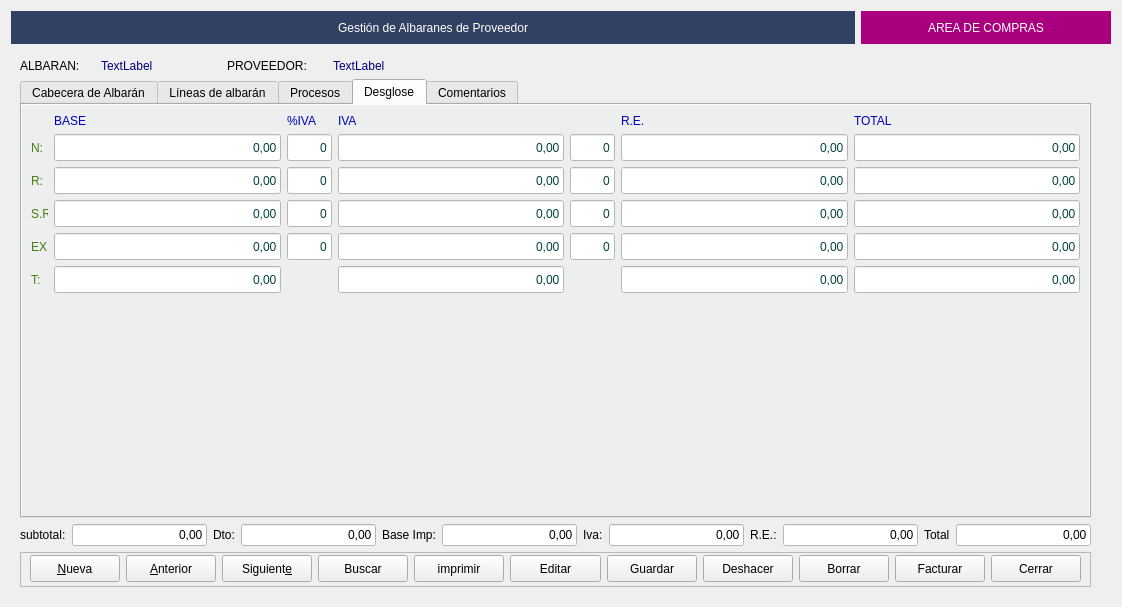
Qt form Zona_Compras/frmalbaranproveedor.ui (arcnexus/RedFoX) before a commit.
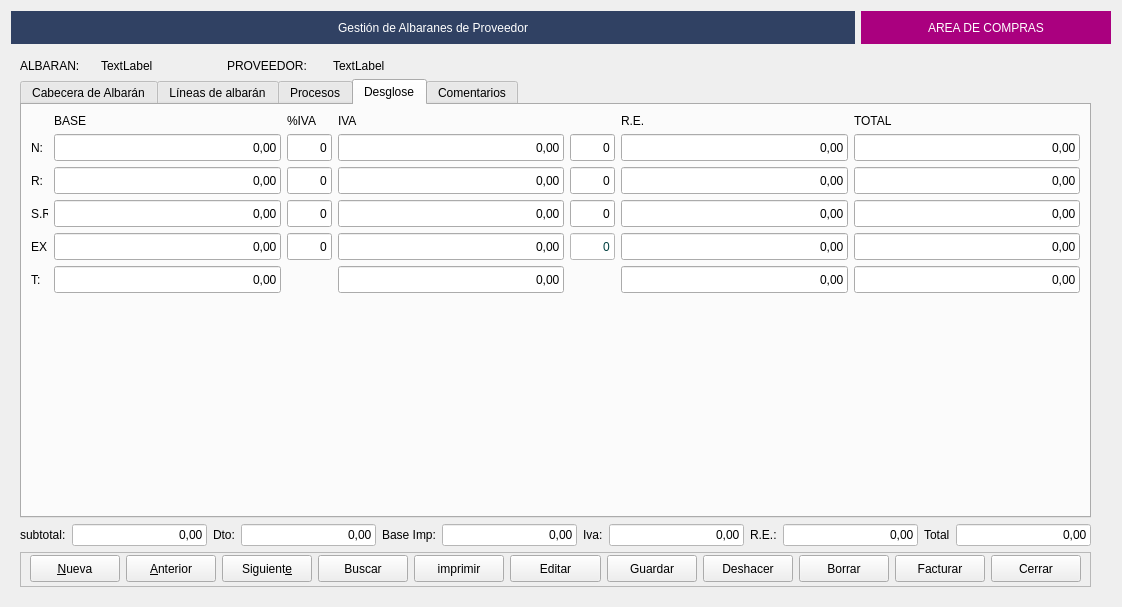
The same form after that commit. The open tabs and pages were chosen to show the change. Icons and pictures are not drawn.

Patch:
```diff
--- a/Zona_Compras/frmalbaranproveedor.ui
+++ b/Zona_Compras/frmalbaranproveedor.ui
@@ -64,9 +64,6 @@
            <height>16777215</height>
           </size>
          </property>
-         <property name="styleSheet">
-          <string notr="true">color: rgb(0, 0, 127);</string>
-         </property>
          <property name="text">
           <string>TextLabel</string>
          </property>
@@ -90,9 +87,6 @@
        </item>
        <item row="0" column="3">
         <widget class="QLabel" name="lblproveedor">
-         <property name="styleSheet">
-          <string notr="true">color: rgb(0, 0, 127);</string>
-         </property>
          <property name="text">
           <string>TextLabel</string>
          </property>
@@ -807,9 +801,6 @@
           </layout>
          </widget>
          <widget class="QWidget" name="tab_8">
-          <property name="styleSheet">
-           <string notr="true">background-color: #ecefed;</string>
-          </property>
           <attribute name="title">
            <string>Desglose</string>
           </attribute>
@@ -818,8 +809,8 @@
             <layout class="QGridLayout" name="gridLayout_14">
              <item row="0" column="1">
               <widget class="QLabel" name="label_30">
-               <property name="styleSheet">
-                <string notr="true">color: rgb(0, 0, 192);</string>
+               <property name="enabled">
+                <bool>true</bool>
                </property>
                <property name="text">
                 <string>BASE</string>
@@ -829,7 +820,7 @@
              <item row="2" column="6">
               <widget class="QLineEdit" name="txttotal2">
                <property name="enabled">
-                <bool>false</bool>
+                <bool>true</bool>
                </property>
                <property name="minimumSize">
                 <size>
@@ -837,10 +828,6 @@
                  <height>27</height>
                 </size>
                </property>
-               <property name="styleSheet">
-                <string notr="true">background-color: rgb(255, 255, 255);
-color: rgb(0, 64, 64);</string>
-               </property>
                <property name="text">
                 <string>0,00</string>
                </property>
@@ -855,7 +842,7 @@
              <item row="1" column="4">
               <widget class="QLineEdit" name="txtporc_rec1">
                <property name="enabled">
-                <bool>false</bool>
+                <bool>true</bool>
                </property>
                <property name="minimumSize">
                 <size>
@@ -869,10 +856,6 @@
                  <height>16777215</height>
                 </size>
                </property>
-               <property name="styleSheet">
-                <string notr="true">background-color: rgb(255, 255, 255);
-color: rgb(0, 64, 64);</string>
-               </property>
                <property name="text">
                 <string>0</string>
                </property>
@@ -887,7 +870,7 @@
              <item row="1" column="3">
               <widget class="QLineEdit" name="txtiva1">
                <property name="enabled">
-                <bool>false</bool>
+                <bool>true</bool>
                </property>
                <property name="minimumSize">
                 <size>
@@ -895,10 +878,6 @@
                  <height>27</height>
                 </size>
                </property>
-               <property name="styleSheet">
-                <string notr="true">background-color: rgb(255, 255, 255);
-color: rgb(0, 64, 64);</string>
-               </property>
                <property name="text">
                 <string>0,00</string>
                </property>
@@ -913,7 +892,7 @@
              <item row="1" column="2">
               <widget class="QLineEdit" name="txtporc_iva1">
                <property name="enabled">
-                <bool>false</bool>
+                <bool>true</bool>
                </property>
                <property name="minimumSize">
                 <size>
@@ -927,10 +906,6 @@
                  <height>16777215</height>
                 </size>
                </property>
-               <property name="styleSheet">
-                <string notr="true">background-color: rgb(255, 255, 255);
-color: rgb(0, 64, 64);</string>
-               </property>
                <property name="text">
                 <string>0</string>
                </property>
@@ -945,7 +920,7 @@
              <item row="3" column="5">
               <widget class="QLineEdit" name="txtrec3">
                <property name="enabled">
-                <bool>false</bool>
+                <bool>true</bool>
                </property>
                <property name="minimumSize">
                 <size>
@@ -953,10 +928,6 @@
                  <height>27</height>
                 </size>
                </property>
-               <property name="styleSheet">
-                <string notr="true">background-color: rgb(255, 255, 255);
-color: rgb(0, 64, 64);</string>
-               </property>
                <property name="text">
                 <string>0,00</string>
                </property>
@@ -970,15 +941,15 @@
              </item>
              <item row="2" column="0">
               <widget class="QLabel" name="label_34">
+               <property name="enabled">
+                <bool>true</bool>
+               </property>
                <property name="maximumSize">
                 <size>
                  <width>17</width>
                  <height>16777215</height>
                 </size>
                </property>
-               <property name="styleSheet">
-                <string notr="true">color: rgb(72, 124, 19);</string>
-               </property>
                <property name="text">
                 <string>R:</string>
                </property>
@@ -987,7 +958,7 @@
              <item row="3" column="4">
               <widget class="QLineEdit" name="txtporc_rec3">
                <property name="enabled">
-                <bool>false</bool>
+                <bool>true</bool>
                </property>
                <property name="minimumSize">
                 <size>
@@ -1001,10 +972,6 @@
                  <height>16777215</height>
                 </size>
                </property>
-               <property name="styleSheet">
-                <string notr="true">background-color: rgb(255, 255, 255);
-color: rgb(0, 64, 64);</string>
-               </property>
                <property name="text">
                 <string>0</string>
                </property>
@@ -1019,7 +986,7 @@
              <item row="3" column="1">
               <widget class="QLineEdit" name="txtbase3">
                <property name="enabled">
-                <bool>false</bool>
+                <bool>true</bool>
                </property>
                <property name="minimumSize">
                 <size>
@@ -1027,10 +994,6 @@
                  <height>27</height>
                 </size>
                </property>
-               <property name="styleSheet">
-                <string notr="true">background-color: rgb(255, 255, 255);
-color: rgb(0, 64, 64);</string>
-               </property>
                <property name="text">
                 <string>0,00</string>
                </property>
@@ -1045,7 +1008,7 @@
              <item row="5" column="6">
               <widget class="QLineEdit" name="txttotal_2">
                <property name="enabled">
-                <bool>false</bool>
+                <bool>true</bool>
                </property>
                <property name="minimumSize">
                 <size>
@@ -1053,10 +1016,6 @@
                  <height>27</height>
                 </size>
                </property>
-               <property name="styleSheet">
-                <string notr="true">background-color: rgb(255, 255, 255);
-color: rgb(0, 64, 64);</string>
-               </property>
                <property name="text">
                 <string>0,00</string>
                </property>
@@ -1103,7 +1062,7 @@
              <item row="1" column="5">
               <widget class="QLineEdit" name="txtrec1">
                <property name="enabled">
-                <bool>false</bool>
+                <bool>true</bool>
                </property>
                <property name="minimumSize">
                 <size>
@@ -1111,10 +1070,6 @@
                  <height>27</height>
                 </size>
                </property>
-               <property name="styleSheet">
-                <string notr="true">background-color: rgb(255, 255, 255);
-color: rgb(0, 64, 64);</string>
-               </property>
                <property name="text">
                 <string>0,00</string>
                </property>
@@ -1129,7 +1084,7 @@
              <item row="4" column="3">
               <widget class="QLineEdit" name="txtiva4">
                <property name="enabled">
-                <bool>false</bool>
+                <bool>true</bool>
                </property>
                <property name="minimumSize">
                 <size>
@@ -1137,10 +1092,6 @@
                  <height>27</height>
                 </size>
                </property>
-               <property name="styleSheet">
-                <string notr="true">background-color: rgb(255, 255, 255);
-color: rgb(0, 64, 64);</string>
-               </property>
                <property name="text">
                 <string>0,00</string>
                </property>
@@ -1155,7 +1106,7 @@
              <item row="4" column="2">
               <widget class="QLineEdit" name="txtporc_iva4">
                <property name="enabled">
-                <bool>false</bool>
+                <bool>true</bool>
                </property>
                <property name="minimumSize">
                 <size>
@@ -1169,10 +1120,6 @@
                  <height>16777215</height>
                 </size>
                </property>
-               <property name="styleSheet">
-                <string notr="true">background-color: rgb(255, 255, 255);
-color: rgb(0, 64, 64);</string>
-               </property>
                <property name="text">
                 <string>0</string>
                </property>
@@ -1187,7 +1134,7 @@
              <item row="5" column="5">
               <widget class="QLineEdit" name="txtimporte_rec_total">
                <property name="enabled">
-                <bool>false</bool>
+                <bool>true</bool>
                </property>
                <property name="minimumSize">
                 <size>
@@ -1195,10 +1142,6 @@
                  <height>27</height>
                 </size>
                </property>
-               <property name="styleSheet">
-                <string notr="true">background-color: rgb(255, 255, 255);
-color: rgb(0, 64, 64);</string>
-               </property>
                <property name="text">
                 <string>0,00</string>
                </property>
@@ -1212,15 +1155,15 @@
              </item>
              <item row="5" column="0">
               <widget class="QLabel" name="label_31">
+               <property name="enabled">
+                <bool>true</bool>
+               </property>
                <property name="maximumSize">
                 <size>
                  <width>17</width>
                  <height>16777215</height>
                 </size>
                </property>
-               <property name="styleSheet">
-                <string notr="true">color: rgb(72, 124, 19);</string>
-               </property>
                <property name="text">
                 <string>T:</string>
                </property>
@@ -1229,7 +1172,7 @@
              <item row="2" column="1">
               <widget class="QLineEdit" name="txtbase2">
                <property name="enabled">
-                <bool>false</bool>
+                <bool>true</bool>
                </property>
                <property name="minimumSize">
                 <size>
@@ -1237,10 +1180,6 @@
                  <height>27</height>
                 </size>
                </property>
-               <property name="styleSheet">
-                <string notr="true">background-color: rgb(255, 255, 255);
-color: rgb(0, 64, 64);</string>
-               </property>
                <property name="text">
                 <string>0,00</string>
                </property>
@@ -1255,7 +1194,7 @@
              <item row="4" column="1">
               <widget class="QLineEdit" name="txtbase4">
                <property name="enabled">
-                <bool>false</bool>
+                <bool>true</bool>
                </property>
                <property name="minimumSize">
                 <size>
@@ -1263,10 +1202,6 @@
                  <height>27</height>
                 </size>
                </property>
-               <property name="styleSheet">
-                <string notr="true">background-color: rgb(255, 255, 255);
-color: rgb(0, 64, 64);</string>
-               </property>
                <property name="text">
                 <string>0,00</string>
                </property>
@@ -1280,15 +1215,15 @@
              </item>
              <item row="4" column="0">
               <widget class="QLabel" name="label_32">
+               <property name="enabled">
+                <bool>true</bool>
+               </property>
                <property name="maximumSize">
                 <size>
                  <width>17</width>
                  <height>16777215</height>
                 </size>
                </property>
-               <property name="styleSheet">
-                <string notr="true">color: rgb(72, 124, 19);</string>
-               </property>
                <property name="text">
                 <string>EX.:</string>
                </property>
@@ -1296,8 +1231,8 @@
              </item>
              <item row="0" column="2">
               <widget class="QLabel" name="label_63">
-               <property name="styleSheet">
-                <string notr="true">color: rgb(0, 0, 192);</string>
+               <property name="enabled">
+                <bool>true</bool>
                </property>
                <property name="text">
                 <string>%IVA</string>
@@ -1307,7 +1242,7 @@
              <item row="5" column="3">
               <widget class="QLineEdit" name="txttotal_iva">
                <property name="enabled">
-                <bool>false</bool>
+                <bool>true</bool>
                </property>
                <property name="minimumSize">
                 <size>
@@ -1315,10 +1250,6 @@
                  <height>27</height>
                 </size>
                </property>
-               <property name="styleSheet">
-                <string notr="true">background-color: rgb(255, 255, 255);
-color: rgb(0, 64, 64);</string>
-               </property>
                <property name="text">
                 <string>0,00</string>
                </property>
@@ -1332,8 +1263,8 @@
              </item>
              <item row="0" column="3">
               <widget class="QLabel" name="label_60">
-               <property name="styleSheet">
-                <string notr="true">color: rgb(0, 0, 192);</string>
+               <property name="enabled">
+                <bool>true</bool>
                </property>
                <property name="text">
                 <string>IVA</string>
@@ -1343,7 +1274,7 @@
              <item row="1" column="1">
               <widget class="QLineEdit" name="txtbase1">
                <property name="enabled">
-                <bool>false</bool>
+                <bool>true</bool>
                </property>
                <property name="minimumSize">
                 <size>
@@ -1351,10 +1282,6 @@
                  <height>27</height>
                 </size>
                </property>
-               <property name="styleSheet">
-                <string notr="true">background-color: rgb(255, 255, 255);
-color: rgb(0, 64, 64);</string>
-               </property>
                <property name="text">
                 <string>0,00</string>
                </property>
@@ -1368,15 +1295,15 @@
              </item>
              <item row="3" column="0">
               <widget class="QLabel" name="label_33">
+               <property name="enabled">
+                <bool>true</bool>
+               </property>
                <property name="maximumSize">
                 <size>
                  <width>17</width>
                  <height>16777215</height>
                 </size>
                </property>
-               <property name="styleSheet">
-                <string notr="true">color: rgb(72, 124, 19);</string>
-               </property>
                <property name="text">
                 <string>S.R.:</string>
                </property>
@@ -1384,15 +1311,15 @@
              </item>
              <item row="1" column="0">
               <widget class="QLabel" name="label_35">
+               <property name="enabled">
+                <bool>true</bool>
+               </property>
                <property name="maximumSize">
                 <size>
                  <width>17</width>
                  <height>16777215</height>
                 </size>
                </property>
-               <property name="styleSheet">
-                <string notr="true">color: rgb(72, 124, 19);</string>
-               </property>
                <property name="text">
                 <string>N:</string>
                </property>
@@ -1401,7 +1328,7 @@
              <item row="2" column="3">
               <widget class="QLineEdit" name="txtiva2">
                <property name="enabled">
-                <bool>false</bool>
+                <bool>true</bool>
                </property>
                <property name="minimumSize">
                 <size>
@@ -1409,10 +1336,6 @@
                  <height>27</height>
                 </size>
                </property>
-               <property name="styleSheet">
-                <string notr="true">background-color: rgb(255, 255, 255);
-color: rgb(0, 64, 64);</string>
-               </property>
                <property name="text">
                 <string>0,00</string>
                </property>
@@ -1427,7 +1350,7 @@
              <item row="4" column="6">
               <widget class="QLineEdit" name="txttotal4">
                <property name="enabled">
-                <bool>false</bool>
+                <bool>true</bool>
                </property>
                <property name="minimumSize">
                 <size>
@@ -1435,10 +1358,6 @@
                  <height>27</height>
                 </size>
                </property>
-               <property name="styleSheet">
-                <string notr="true">background-color: rgb(255, 255, 255);
-color: rgb(0, 64, 64);</string>
-               </property>
                <property name="text">
                 <string>0,00</string>
                </property>
@@ -1453,7 +1372,7 @@
              <item row="5" column="1">
               <widget class="QLineEdit" name="txtbase_total">
                <property name="enabled">
-                <bool>false</bool>
+                <bool>true</bool>
                </property>
                <property name="minimumSize">
                 <size>
@@ -1461,10 +1380,6 @@
                  <height>27</height>
                 </size>
                </property>
-               <property name="styleSheet">
-                <string notr="true">background-color: rgb(255, 255, 255);
-color: rgb(0, 64, 64);</string>
-               </property>
                <property name="text">
                 <string>0,00</string>
                </property>
@@ -1479,7 +1394,7 @@
              <item row="3" column="6">
               <widget class="QLineEdit" name="txttotal3">
                <property name="enabled">
-                <bool>false</bool>
+                <bool>true</bool>
                </property>
                <property name="minimumSize">
                 <size>
@@ -1487,10 +1402,6 @@
                  <height>27</height>
                 </size>
                </property>
-               <property name="styleSheet">
-                <string notr="true">background-color: rgb(255, 255, 255);
-color: rgb(0, 64, 64);</string>
-               </property>
                <property name="text">
                 <string>0,00</string>
                </property>
@@ -1504,8 +1415,8 @@
              </item>
              <item row="0" column="6">
               <widget class="QLabel" name="label_61">
-               <property name="styleSheet">
-                <string notr="true">color: rgb(0, 0, 192);</string>
+               <property name="enabled">
+                <bool>true</bool>
                </property>
                <property name="text">
                 <string>TOTAL</string>
@@ -1515,7 +1426,7 @@
              <item row="4" column="5">
               <widget class="QLineEdit" name="txtrec4">
                <property name="enabled">
-                <bool>false</bool>
+                <bool>true</bool>
                </property>
                <property name="minimumSize">
                 <size>
@@ -1523,10 +1434,6 @@
                  <height>27</height>
                 </size>
                </property>
-               <property name="styleSheet">
-                <string notr="true">background-color: rgb(255, 255, 255);
-color: rgb(0, 64, 64);</string>
-               </property>
                <property name="text">
                 <string>0,00</string>
                </property>
@@ -1541,7 +1448,7 @@
              <item row="2" column="5">
               <widget class="QLineEdit" name="txtrec2">
                <property name="enabled">
-                <bool>false</bool>
+                <bool>true</bool>
                </property>
                <property name="minimumSize">
                 <size>
@@ -1549,10 +1456,6 @@
                  <height>27</height>
                 </size>
                </property>
-               <property name="styleSheet">
-                <string notr="true">background-color: rgb(255, 255, 255);
-color: rgb(0, 64, 64);</string>
-               </property>
                <property name="text">
                 <string>0,00</string>
                </property>
@@ -1567,7 +1470,7 @@
              <item row="2" column="4">
               <widget class="QLineEdit" name="txtporc_rec2">
                <property name="enabled">
-                <bool>false</bool>
+                <bool>true</bool>
                </property>
                <property name="minimumSize">
                 <size>
@@ -1581,10 +1484,6 @@
                  <height>16777215</height>
                 </size>
                </property>
-               <property name="styleSheet">
-                <string notr="true">background-color: rgb(255, 255, 255);
-color: rgb(0, 64, 64);</string>
-               </property>
                <property name="text">
                 <string>0</string>
                </property>
@@ -1599,7 +1498,7 @@
              <item row="3" column="3">
               <widget class="QLineEdit" name="txtiva3">
                <property name="enabled">
-                <bool>false</bool>
+                <bool>true</bool>
                </property>
                <property name="minimumSize">
                 <size>
@@ -1607,10 +1506,6 @@
                  <height>27</height>
                 </size>
                </property>
-               <property name="styleSheet">
-                <string notr="true">background-color: rgb(255, 255, 255);
-color: rgb(0, 64, 64);</string>
-               </property>
                <property name="text">
                 <string>0,00</string>
                </property>
@@ -1625,7 +1520,7 @@
              <item row="3" column="2">
               <widget class="QLineEdit" name="txtporc_iva3">
                <property name="enabled">
-                <bool>false</bool>
+                <bool>true</bool>
                </property>
                <property name="minimumSize">
                 <size>
@@ -1639,10 +1534,6 @@
                  <height>16777215</height>
                 </size>
                </property>
-               <property name="styleSheet">
-                <string notr="true">background-color: rgb(255, 255, 255);
-color: rgb(0, 64, 64);</string>
-               </property>
                <property name="text">
                 <string>0</string>
                </property>
@@ -1657,7 +1548,7 @@
              <item row="2" column="2">
               <widget class="QLineEdit" name="txtporc_iva2">
                <property name="enabled">
-                <bool>false</bool>
+                <bool>true</bool>
                </property>
                <property name="minimumSize">
                 <size>
@@ -1671,10 +1562,6 @@
                  <height>16777215</height>
                 </size>
                </property>
-               <property name="styleSheet">
-                <string notr="true">background-color: rgb(255, 255, 255);
-color: rgb(0, 64, 64);</string>
-               </property>
                <property name="text">
                 <string>0</string>
                </property>
@@ -1689,7 +1576,7 @@
              <item row="1" column="6">
               <widget class="QLineEdit" name="txttotal1">
                <property name="enabled">
-                <bool>false</bool>
+                <bool>true</bool>
                </property>
                <property name="minimumSize">
                 <size>
@@ -1697,10 +1584,6 @@
                  <height>27</height>
                 </size>
                </property>
-               <property name="styleSheet">
-                <string notr="true">background-color: rgb(255, 255, 255);
-color: rgb(0, 64, 64);</string>
-               </property>
                <property name="text">
                 <string>0,00</string>
                </property>
@@ -1714,8 +1597,8 @@
              </item>
              <item row="0" column="5">
               <widget class="QLabel" name="label_62">
-               <property name="styleSheet">
-                <string notr="true">color: rgb(0, 0, 192);</string>
+               <property name="enabled">
+                <bool>true</bool>
                </property>
                <property name="text">
                 <string>R.E.</string>
```
Left out of the diff: 85 changed lines with no effect on the pictures.
